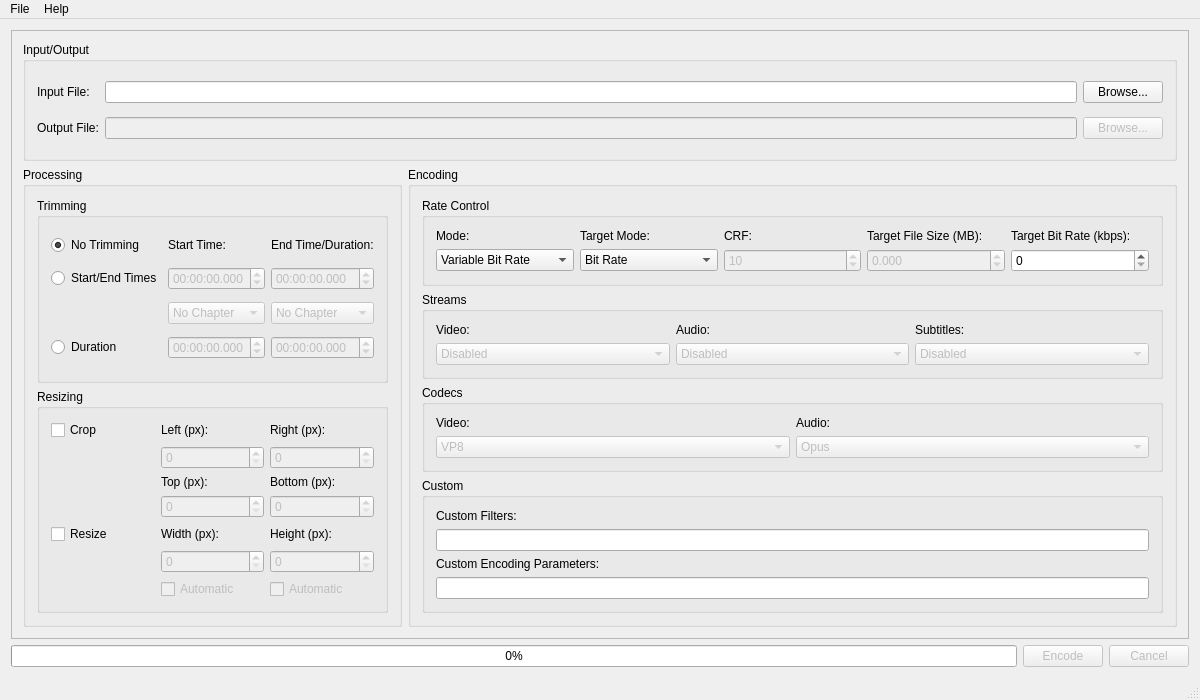
Qt form mainwindow.ui (rzumer/Webbum) before a commit.
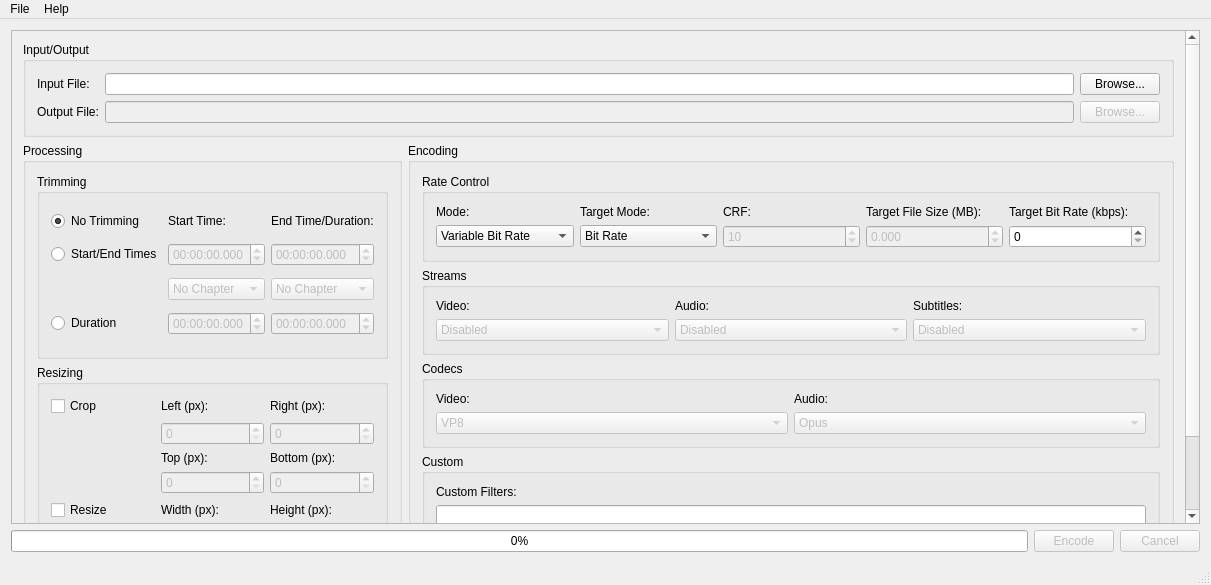
The same form after that commit.

Commit message: Tweaked default window resolution

Patch:
```diff
--- a/mainwindow.ui
+++ b/mainwindow.ui
@@ -6,8 +6,8 @@
    <rect>
     <x>0</x>
     <y>0</y>
-    <width>1200</width>
-    <height>700</height>
+    <width>1211</width>
+    <height>585</height>
    </rect>
   </property>
   <property name="windowTitle">
@@ -70,8 +70,8 @@
         <rect>
          <x>0</x>
          <y>0</y>
-         <width>1180</width>
-         <height>605</height>
+         <width>1191</width>
+         <height>495</height>
         </rect>
        </property>
        <layout class="QGridLayout" name="gridLayout_9">
@@ -820,7 +820,7 @@
     <rect>
      <x>0</x>
      <y>0</y>
-     <width>1200</width>
+     <width>1211</width>
      <height>21</height>
     </rect>
    </property>
```
The commit also changes 1 other file.
